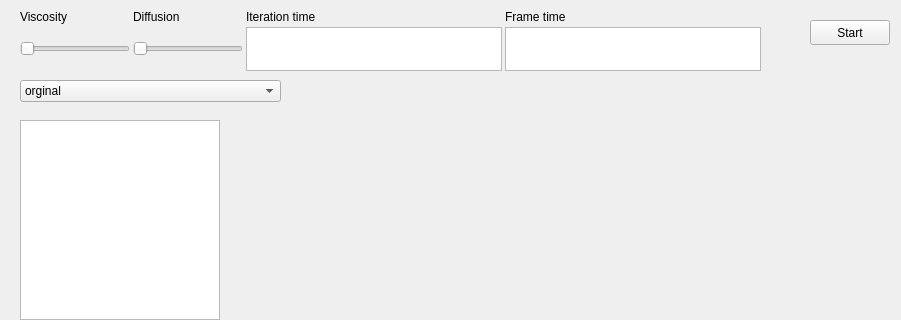
Above: GUI/FluidGUI/mainwindow.ui from greenhoody/Fluid-Simulation before the change; both pictures show x 0 to 901 and y 0 to 320 of the 987 by 720 pixel window. Below: the same form after it.
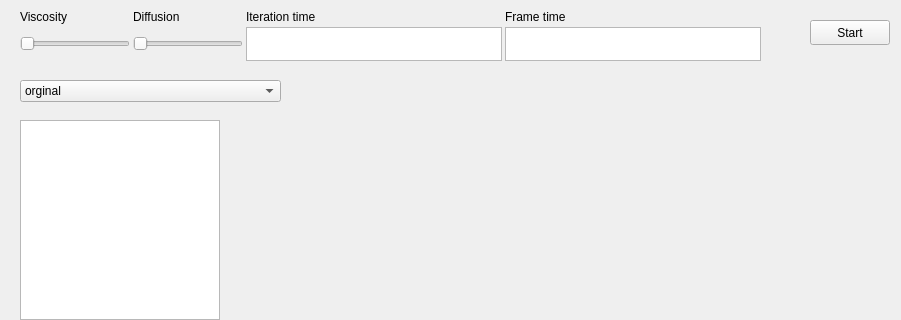
That is the form after the change. Custom widgets are drawn as their Qt base class.

Diff of the .ui file:
```diff
--- a/GUI/FluidGUI/mainwindow.ui
+++ b/GUI/FluidGUI/mainwindow.ui
@@ -49,7 +49,7 @@
       <x>20</x>
       <y>10</y>
       <width>741</width>
-      <height>61</height>
+      <height>51</height>
      </rect>
     </property>
     <layout class="QGridLayout" name="gridLayout">
```
Left out of the diff: 5 changed lines with no effect on the pictures.
